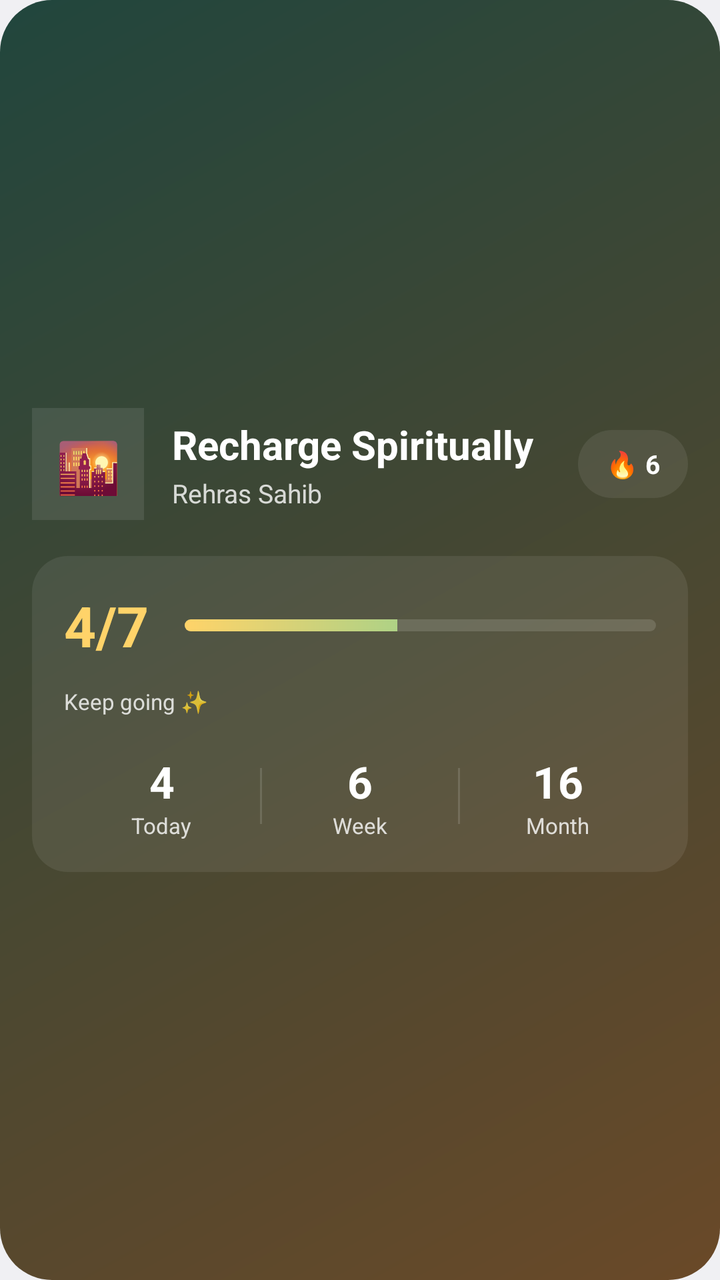
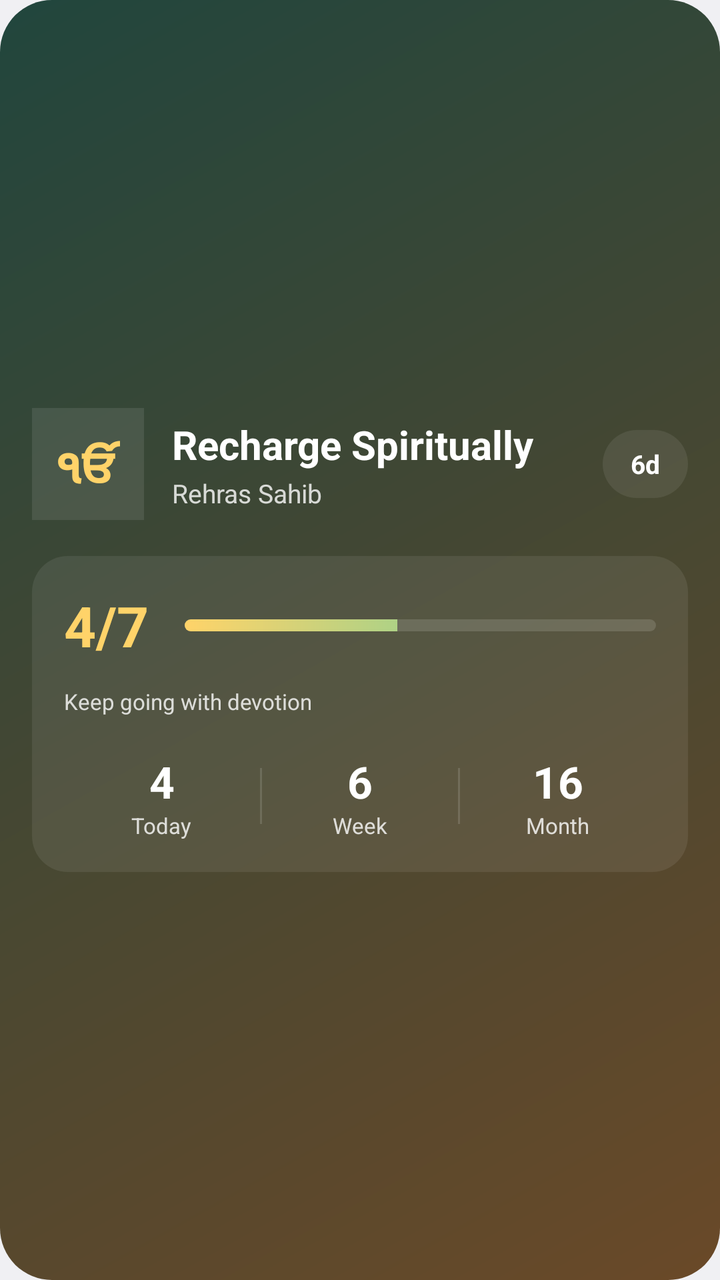

An Android layout rendered at two revisions. The XML below is the earlier revision; the diff shows what the commit changed to produce the second picture.
<!-- AndroidManifest.xml: application theme AppTheme -->
<!-- res/layout/widget_nitnem_journey.xml -->
<?xml version="1.0" encoding="utf-8"?>
<LinearLayout
    xmlns:android="http://schemas.android.com/apk/res/android"

    android:id="@+id/widgetRoot"

    android:layout_width="match_parent"
    android:layout_height="wrap_content"

    android:orientation="vertical"

    android:padding="16dp"

    android:gravity="center_vertical"

    android:clipToPadding="false"

    android:background="@drawable/widget_hero_background">

    

    <LinearLayout

        android:layout_width="match_parent"
        android:layout_height="wrap_content"

        android:orientation="horizontal"

        android:gravity="center_vertical">

        

        <LinearLayout

            android:layout_width="56dp"
            android:layout_height="56dp"

            android:gravity="center"

            android:padding="12dp"

            android:background="@drawable/widget_icon_circle">

            <TextView

                android:id="@+id/widgetPrayerEmoji"

                android:layout_width="wrap_content"
                android:layout_height="wrap_content"

                android:text="🌇"

                android:textSize="26sp"

                android:textStyle="bold"

                android:textColor="#FFD369"/>
        </LinearLayout>

        

        <LinearLayout

            android:layout_width="0dp"
            android:layout_height="wrap_content"

            android:layout_weight="1"

            android:orientation="vertical"

            android:paddingStart="14dp"

            android:paddingEnd="10dp">

            <TextView

                android:id="@+id/widgetTitle"

                android:layout_width="wrap_content"
                android:layout_height="wrap_content"

                android:text="Recharge Spiritually"

                android:textColor="#FFFFFF"

                android:textStyle="bold"

                android:textSize="20sp"

                android:maxLines="1"

                android:ellipsize="end"/>

            <TextView

                android:id="@+id/widgetSubtitle"

                android:layout_width="wrap_content"
                android:layout_height="wrap_content"

                android:layout_marginTop="2dp"

                android:text="Rehras Sahib"

                android:textColor="#CCFFFFFF"

                android:textSize="13sp"

                android:maxLines="1"

                android:ellipsize="end"/>
        </LinearLayout>

        

        <LinearLayout

            android:layout_width="wrap_content"
            android:layout_height="34dp"

            android:paddingStart="14dp"
            android:paddingEnd="14dp"

            android:gravity="center"

            android:background="@drawable/widget_chip_background">

            <TextView

                android:id="@+id/widgetStreak"

                android:layout_width="wrap_content"
                android:layout_height="wrap_content"

                android:text="🔥 6"

                android:textColor="#FFFFFF"

                android:textStyle="bold"

                android:textSize="13sp"/>
        </LinearLayout>
    </LinearLayout>

    

    <LinearLayout

        android:layout_width="match_parent"
        android:layout_height="wrap_content"

        android:layout_marginTop="18dp"

        android:orientation="vertical"

        android:padding="16dp"

        android:background="@drawable/widget_chip_background">

        

        <LinearLayout

            android:layout_width="match_parent"
            android:layout_height="wrap_content"

            android:orientation="horizontal"

            android:gravity="center_vertical">

            

            <TextView

                android:id="@+id/widgetProgress"

                android:layout_width="wrap_content"
                android:layout_height="wrap_content"

                android:text="4/7"

                android:textColor="#FFD369"

                android:textStyle="bold"

                android:textSize="28sp"/>

            

            <LinearLayout

                android:layout_width="0dp"
                android:layout_height="wrap_content"

                android:layout_weight="1"

                android:orientation="vertical"

                android:paddingStart="18dp">

                

                <ProgressBar

                    android:id="@+id/widgetProgressBar"

                    style="?android:attr/progressBarStyleHorizontal"

                    android:layout_width="match_parent"
                    android:layout_height="6dp"

                    android:max="100"

                    android:progress="45"

                    android:progressDrawable="@drawable/widget_progress_drawable"/>
            </LinearLayout>
        </LinearLayout>

        

        <TextView

            android:id="@+id/widgetEncouragement"

            android:layout_width="wrap_content"
            android:layout_height="wrap_content"

            android:layout_marginTop="12dp"

            android:text="Keep going ✨"

            android:textColor="#CCFFFFFF"

            android:textSize="11sp"/>

        

        <LinearLayout

            android:layout_width="match_parent"
            android:layout_height="wrap_content"

            android:layout_marginTop="18dp"

            android:orientation="horizontal"

            android:gravity="center_vertical">

            

            <LinearLayout

                android:layout_width="0dp"
                android:layout_height="wrap_content"

                android:layout_weight="1"

                android:orientation="vertical"

                android:gravity="center">

                <TextView

                    android:id="@+id/widgetToday"

                    android:layout_width="wrap_content"
                    android:layout_height="wrap_content"

                    android:text="4"

                    android:textColor="#FFFFFF"

                    android:textStyle="bold"

                    android:textSize="22sp"/>

                <TextView

                    android:layout_width="wrap_content"
                    android:layout_height="wrap_content"

                    android:text="Today"

                    android:textColor="#CCFFFFFF"

                    android:textSize="11sp"/>
            </LinearLayout>

            

            <View

                android:layout_width="1dp"
                android:layout_height="28dp"

                android:background="#22FFFFFF"/>

            

            <LinearLayout

                android:layout_width="0dp"
                android:layout_height="wrap_content"

                android:layout_weight="1"

                android:orientation="vertical"

                android:gravity="center">

                <TextView

                    android:id="@+id/widgetWeekly"

                    android:layout_width="wrap_content"
                    android:layout_height="wrap_content"

                    android:text="6"

                    android:textColor="#FFFFFF"

                    android:textStyle="bold"

                    android:textSize="22sp"/>

                <TextView

                    android:layout_width="wrap_content"
                    android:layout_height="wrap_content"

                    android:text="Week"

                    android:textColor="#CCFFFFFF"

                    android:textSize="11sp"/>
            </LinearLayout>

            

            <View

                android:layout_width="1dp"
                android:layout_height="28dp"

                android:background="#22FFFFFF"/>

            

            <LinearLayout

                android:layout_width="0dp"
                android:layout_height="wrap_content"

                android:layout_weight="1"

                android:orientation="vertical"

                android:gravity="center">

                <TextView

                    android:id="@+id/widgetMonthly"

                    android:layout_width="wrap_content"
                    android:layout_height="wrap_content"

                    android:text="16"

                    android:textColor="#FFFFFF"

                    android:textStyle="bold"

                    android:textSize="22sp"/>

                <TextView

                    android:layout_width="wrap_content"
                    android:layout_height="wrap_content"

                    android:text="Month"

                    android:textColor="#CCFFFFFF"

                    android:textSize="11sp"/>
            </LinearLayout>
        </LinearLayout>
    </LinearLayout>
</LinearLayout>
<!-- resources referenced by this layout -->
<resources>
  <!-- drawable widget_chip_background (drawable) -->
  <shape xmlns:android="http://schemas.android.com/apk/res/android">
  
      <corners android:radius="18dp" />
  
      <solid android:color="#14FFFFFF" />
  
  </shape>
  <!-- drawable widget_hero_background (drawable) -->
  <shape xmlns:android="http://schemas.android.com/apk/res/android">
  
      <corners android:radius="26dp" />
  
      <gradient
          android:angle="315"
          android:startColor="#21463D"
          android:endColor="#6A4928" />
  
  </shape>
  <!-- drawable widget_icon_circle (drawable) -->
  <shape xmlns:android="http://schemas.android.com/apk/res/android">
  
      <shape android:shape="oval" />
  
      <solid android:color="#18FFFFFF" />
  
  </shape>
  <!-- drawable widget_progress_drawable (drawable) -->
  <layer-list xmlns:android="http://schemas.android.com/apk/res/android">
  
      <item android:id="@android:id/background">
  
          <shape>
  
              <corners android:radius="100dp" />
  
              <solid android:color="#22FFFFFF" />
  
          </shape>
      </item>
  
      <item android:id="@android:id/progress">
  
          <clip>
  
              <shape>
  
                  <corners android:radius="100dp" />
  
                  <gradient
                      android:angle="0"
                      android:startColor="#FFD369"
                      android:endColor="#4DD0A8" />
  
              </shape>
  
          </clip>
  
      </item>
  
  </layer-list>
  <style name="AppTheme" parent="@android:style/Theme.DeviceDefault.Light.NoActionBar">
  
        
  
        
  
          <item name="android:statusBarColor">
              @android:color/transparent
          </item>
  
          <item name="android:navigationBarColor">
              @android:color/white
          </item>
  
      </style>
</resources>

<!-- the commit's change to res/layout/widget_nitnem_journey.xml (unified diff, before → after) -->
@@ -48,9 +48,9 @@
                 android:layout_width="wrap_content"
                 android:layout_height="wrap_content"
 
-                android:text="🌇"
-
-                android:textSize="26sp"
+                android:text="ੴ"
+
+                android:textSize="24sp"
 
                 android:textStyle="bold"
 
@@ -132,7 +132,7 @@
                 android:layout_width="wrap_content"
                 android:layout_height="wrap_content"
 
-                android:text="🔥 6"
+                android:text="6d"
 
                 android:textColor="#FFFFFF"
 
@@ -228,7 +228,7 @@
 
             android:layout_marginTop="12dp"
 
-            android:text="Keep going ✨"
+            android:text="Keep going with devotion"
 
             android:textColor="#CCFFFFFF"
 
